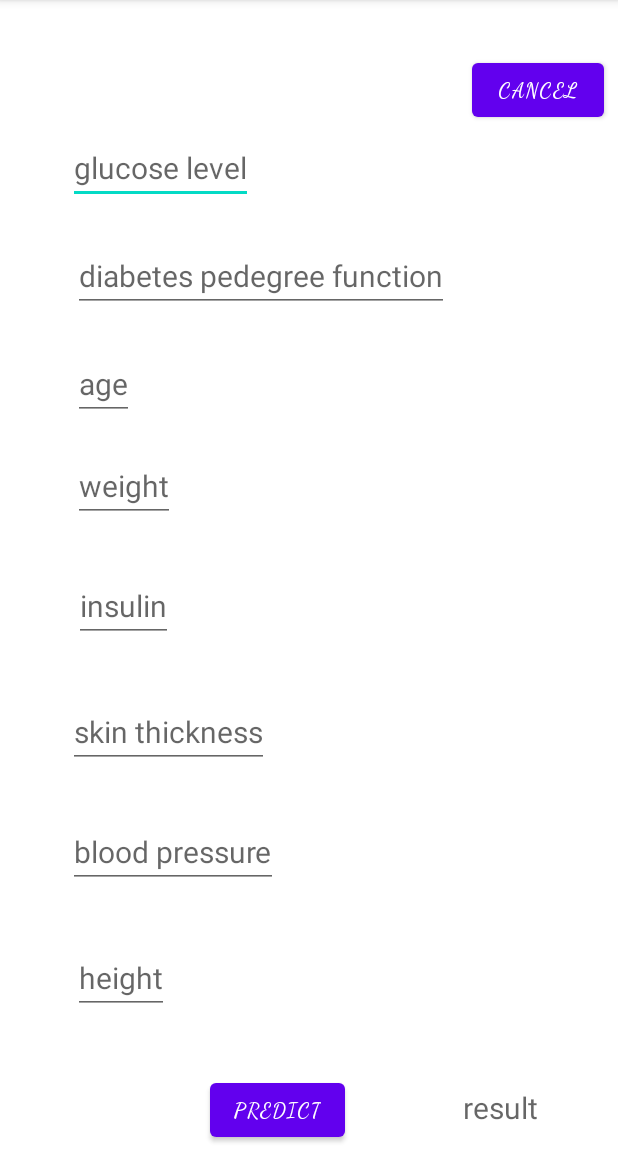
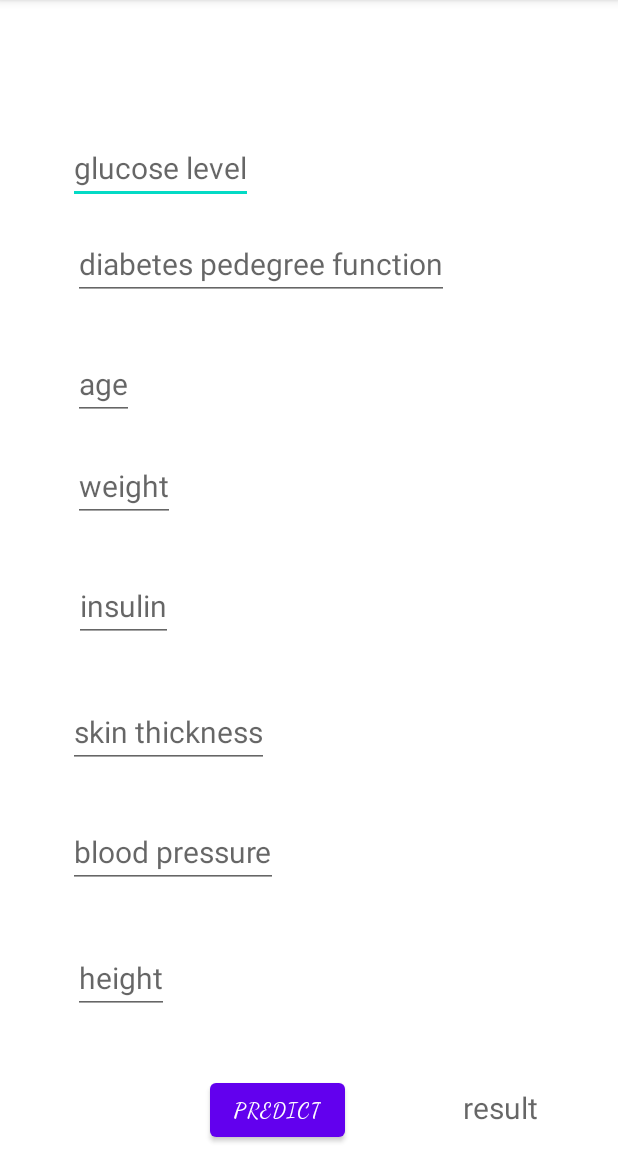
Before and after one commit to KarepeN/Diabetes_Prediction, an Android app: the Prediction screen opened directly, with no data from a screen before it, on a phone screen of 412 x 824 dp, the part 84-1236 px from its top. Run offline under Robolectric (Android 15) with nearby library versions, the phone set to English and light mode, and no system bars.

Commit message:
Update activity_prediction.xml

```diff
--- a/app/src/main/res/layout/activity_prediction.xml
+++ b/app/src/main/res/layout/activity_prediction.xml
@@ -6,7 +6,7 @@
     android:layout_height="match_parent"
     tools:context=".Prediction">
 
-    <Button
+   <Button
         android:id="@+id/button1"
         android:layout_width="wrap_content"
         android:layout_height="wrap_content"
@@ -28,7 +28,7 @@
         android:layout_marginLeft="45dp"
         android:layout_marginBottom="632dp"
         android:hint="glucose level"
-        android:textColor="@android:color/white"
+
         android:textSize="20dp"
         app:layout_constraintBottom_toBottomOf="parent"
         app:layout_constraintEnd_toEndOf="parent"
@@ -43,7 +43,7 @@
         android:layout_marginLeft="45dp"
         android:layout_marginBottom="176dp"
         android:hint="blood pressure"
-        android:textColor="@android:color/white"
+
         android:textSize="20dp"
         app:layout_constraintBottom_toBottomOf="parent"
         app:layout_constraintEnd_toEndOf="parent"
@@ -58,7 +58,7 @@
         android:layout_marginLeft="45dp"
         android:layout_marginBottom="340dp"
         android:hint="insulin"
-        android:textColor="@android:color/white"
+
         android:textSize="20dp"
         app:layout_constraintBottom_toBottomOf="parent"
         app:layout_constraintEnd_toEndOf="parent"
@@ -73,7 +73,7 @@
         android:layout_marginLeft="45dp"
         android:layout_marginBottom="256dp"
         android:hint="skin thickness"
-        android:textColor="@android:color/white"
+
         android:textSize="20dp"
         app:layout_constraintBottom_toBottomOf="parent"
         app:layout_constraintEnd_toEndOf="parent"
@@ -88,7 +88,7 @@
         android:layout_marginLeft="45dp"
         android:layout_marginBottom="420dp"
         android:hint="weight"
-        android:textColor="@android:color/white"
+
         android:textSize="20dp"
         app:layout_constraintBottom_toBottomOf="parent"
         app:layout_constraintEnd_toEndOf="parent"
@@ -103,7 +103,7 @@
         android:layout_marginLeft="45dp"
         android:layout_marginBottom="92dp"
         android:hint="height"
-        android:textColor="@android:color/white"
+
         android:textSize="20dp"
         app:layout_constraintBottom_toBottomOf="parent"
         app:layout_constraintEnd_toEndOf="parent"
@@ -118,7 +118,7 @@
         android:layout_marginLeft="45dp"
         android:layout_marginBottom="488dp"
         android:hint="age"
-        android:textColor="@android:color/white"
+
         android:textSize="20dp"
         app:layout_constraintBottom_toBottomOf="parent"
         app:layout_constraintEnd_toEndOf="parent"
@@ -130,28 +130,15 @@
         android:id="@+id/textView8"
         android:layout_width="wrap_content"
         android:layout_height="wrap_content"
-        android:layout_marginLeft="45dp"
-        android:layout_marginBottom="560dp"
+        android:layout_marginBottom="568dp"
         android:hint="diabetes pedegree function"
-        android:textColor="@android:color/white"
+
         android:textSize="20dp"
         app:layout_constraintBottom_toBottomOf="parent"
         app:layout_constraintEnd_toEndOf="parent"
-        app:layout_constraintHorizontal_bias="0.031"
-        app:layout_constraintStart_toStartOf="parent" />
+        app:layout_constraintHorizontal_bias="0.0"
+        app:layout_constraintStart_toStartOf="@+id/textView7" />
 
-    <Button
-        android:id="@+id/button"
-        android:layout_width="wrap_content"
-        android:layout_height="wrap_content"
-        android:layout_marginLeft="140dp"
-        android:layout_marginBottom="684dp"
-        android:fontFamily="cursive"
-        android:text="cancel"
-        app:layout_constraintBottom_toBottomOf="parent"
-        app:layout_constraintEnd_toEndOf="parent"
-        app:layout_constraintHorizontal_bias="0.95"
-        app:layout_constraintStart_toStartOf="parent" />
 
     <TextView
 
@@ -161,7 +148,7 @@
         android:layout_marginLeft="45dp"
         android:layout_marginBottom="16dp"
         android:hint="result"
-        android:textColor="@android:color/white"
+
         android:textSize="20dp"
         app:layout_constraintBottom_toBottomOf="parent"
         app:layout_constraintEnd_toEndOf="parent"
```
